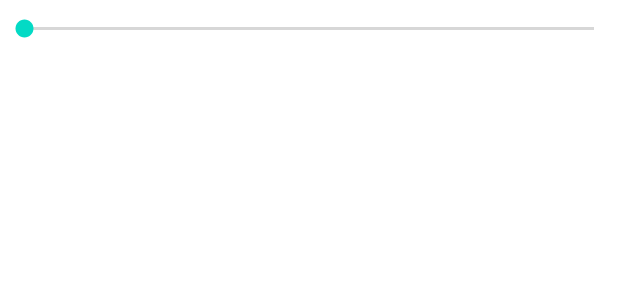
After one commit to ys-lll/Android, an Android app: the layout activity_rightfrag.xml on its own in the app's theme, with its tools: preview values and no code run, on a phone screen of 412 x 824 dp. The commit adds this screen. Shown: the top 300 px of the screen. Run offline under Robolectric (Android 15) with nearby library versions, the phone set to English and light mode, and no system bars.

Commit message:
dev code

```diff
--- a/app/src/main/AndroidManifest.xml
+++ b/app/src/main/AndroidManifest.xml
@@ -19,6 +19,8 @@
             </intent-filter>
         </activity>
         <activity android:name=".SecondActivity"></activity>
+        <activity android:name=".ThirdActivity"></activity>
+        <activity android:name=".RightFragActivity"></activity>
     </application>
 
 </manifest>
--- /dev/null
+++ b/app/src/main/res/layout/activity_rightfrag.xml
@@ -0,0 +1,15 @@
+<?xml version="1.0" encoding="utf-8"?>
+<LinearLayout xmlns:android="http://schemas.android.com/apk/res/android"
+    android:orientation="vertical"
+    android:layout_width="match_parent"
+    android:layout_height="match_parent">
+    <SeekBar
+        android:layout_width="match_parent"
+        android:layout_height="wrap_content"
+        android:id="@+id/seekBar"
+        android:max="100"
+        android:padding="10dp">
+
+    </SeekBar>
+
+</LinearLayout>
```
Also changed, not shown: app/src/main/java/com/example/a20220419demo/LeftFragment.java (added, +57 -0 lines), app/src/main/java/com/example/a20220419demo/RightFragActivity.java (added, +29 -0 lines), app/src/main/java/com/example/a20220419demo/RightFragment.java (added, +50 -0 lines), app/src/main/java/com/example/a20220419demo/SecondActivity.java (+10 -0 lines), app/src/main/java/com/example/a20220419demo/ThirdActivity.java (added, +54 -0 lines), app/src/main/res/layout/activity_third.xml (added, +30 -0 lines), 2 other files.
